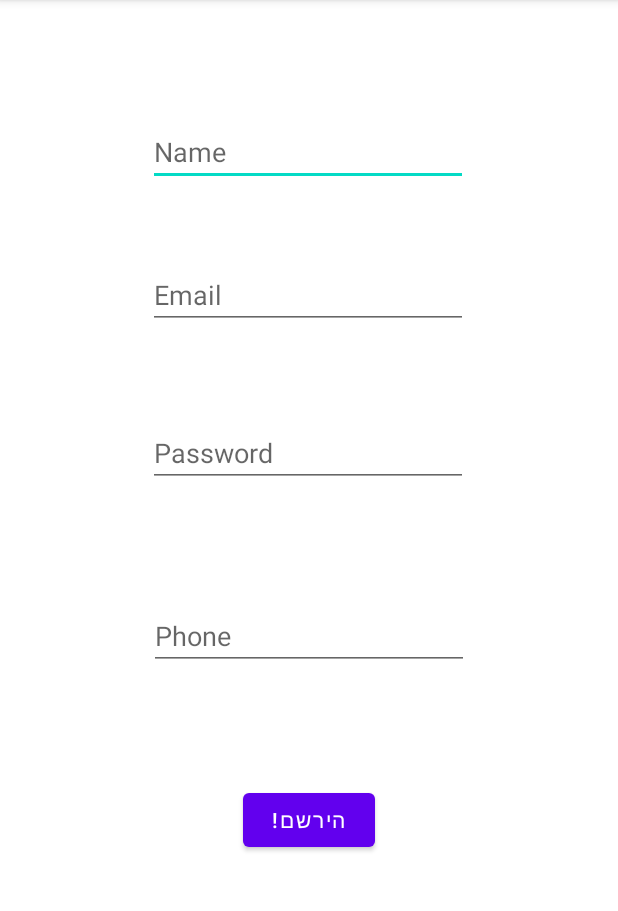
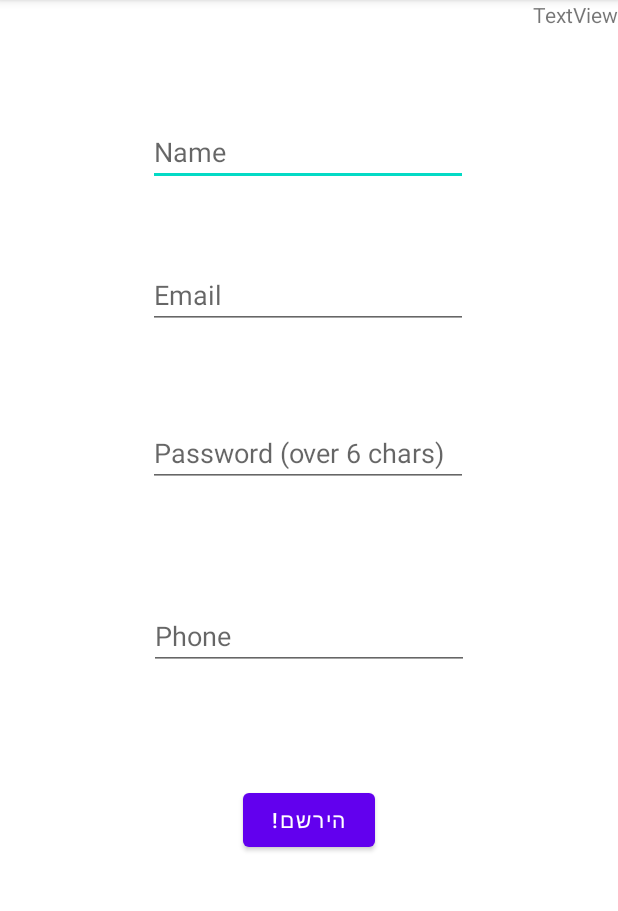
Before and after one commit to LiadBenMoshe/DragonSpa, an Android app: the register_activity screen opened directly, with no data from a screen before it, on a phone screen of 412 x 824 dp, the part 84-995 px from its top. Run offline under Robolectric (Android 15) with nearby library versions, the phone set to English and light mode, and no system bars; our stand-ins replace Firebase (no records; nobody signed in at launch, a user with empty details on screens opened directly).

Commit message:
better login

```diff
--- a/app/src/main/java/com/example/dragonspa/Client.java
+++ b/app/src/main/java/com/example/dragonspa/Client.java
@@ -3,6 +3,7 @@ package com.example.dragonspa;
 public class Client {
     public String name;
     public String phoneNumber;
+
 
     public Client()
     {
@@ -12,5 +13,6 @@ public class Client {
         this.name = name;
         this.phoneNumber=phoneNumber;
 
+
     }
 }
--- a/app/src/main/java/com/example/dragonspa/register_activity.java
+++ b/app/src/main/java/com/example/dragonspa/register_activity.java
@@ -66,8 +66,8 @@ public class register_activity extends AppCompatActivity {
                                 mDatabase = FirebaseDatabase.getInstance();
                                 dbRootRef = mDatabase.getReference();
                                 Client client = new Client(userName.getText().toString(),userPhone.getText().toString());
-                                client.phoneNumber = dbRootRef.push().getKey();
-                                dbRootRef.child("clients").child(userPhone.getText().toString()).setValue(client, completionListener);
+                                String key = dbRootRef.push().getKey();
+                                dbRootRef.child("clients").child(key).setValue(client, completionListener);
                                 startActivity(new Intent(register_activity.this,MainActivity.class));
                             }else{
                                 Toast.makeText(register_activity.this,"register failed",Toast.LENGTH_LONG).show();
@@ -88,7 +88,7 @@ public class register_activity extends AppCompatActivity {
         userName = (EditText) findViewById(R.id.edUserName);
         userEmail = (EditText) findViewById(R.id.edUserEmail);
         userPassword = (EditText) findViewById(R.id.edUserPassword);
-        userPhone=(EditText)findViewById(R.id.editTextPhone);
+        userPhone = (EditText)findViewById(R.id.editTextPhone);
         register = (Button) findViewById(R.id.register);
     }
 
--- a/app/src/main/res/layout/activity_register_activity.xml
+++ b/app/src/main/res/layout/activity_register_activity.xml
@@ -40,7 +40,7 @@
         android:layout_width="wrap_content"
         android:layout_height="wrap_content"
         android:ems="10"
-        android:hint="Password"
+        android:hint="Password (over 6 chars)"
         android:inputType="textPassword"
         app:layout_constraintBottom_toBottomOf="parent"
         app:layout_constraintEnd_toEndOf="parent"
@@ -71,4 +71,12 @@
         app:layout_constraintStart_toStartOf="parent"
         app:layout_constraintTop_toBottomOf="@+id/edUserPassword" />
 
+    <TextView
+        android:id="@+id/textView"
+        android:layout_width="wrap_content"
+        android:layout_height="wrap_content"
+        android:text="TextView"
+        app:layout_constraintEnd_toEndOf="parent"
+        tools:layout_editor_absoluteY="107dp" />
+
 </androidx.constraintlayout.widget.ConstraintLayout>
```
